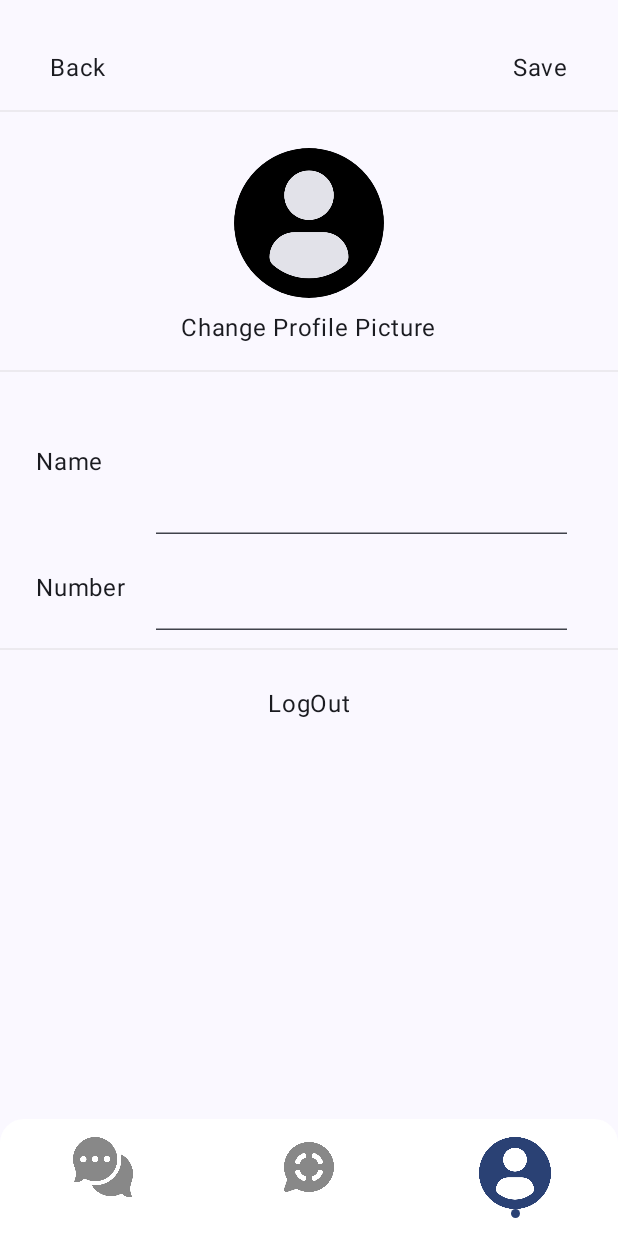
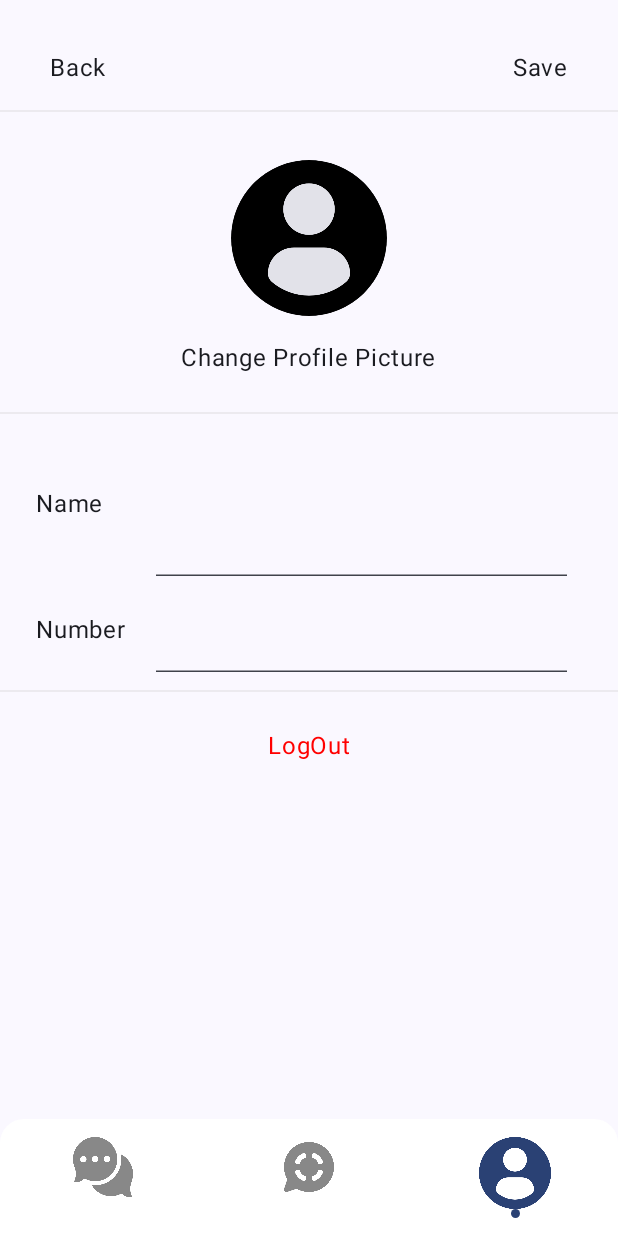
Before and after one commit to JudePramode/Quick-Talk, an Android app built with Jetpack Compose: the ProfileScreen screen opened through its navigation route, on a phone screen of 412 x 824 dp. Run offline under Robolectric (Android 15) with nearby library versions, the phone set to English and light mode, and no system bars; our stand-ins replace Dagger/Hilt's generated code, Firebase (no records; nobody signed in at launch, a user with empty details on screens opened directly).

Commit message:
Chat List Screen

```diff
--- a/app/src/main/java/com/example/quicktalk/QTViewModel.kt
+++ b/app/src/main/java/com/example/quicktalk/QTViewModel.kt
@@ -58,7 +58,7 @@ class QTViewModel @Inject constructor(
                 Filter.equalTo("user2.userId",userData.value?.userId),
             )
         ).addSnapshotListener{
-            value,error->
+                value,error->
             if (error!=null){
                 handleException(error)
 
@@ -191,6 +191,9 @@ class QTViewModel @Inject constructor(
             }
     }
 
+
+
+
     fun handleException(exception: Exception? = null, customMessage: String = "") {
         Log.e("QuickTalkApp", "Quick Talk Exception", exception)
         exception?.printStackTrace()
--- a/app/src/main/java/com/example/quicktalk/Screens/ChatListScreen.kt
+++ b/app/src/main/java/com/example/quicktalk/Screens/ChatListScreen.kt
@@ -1,31 +1,15 @@
 package com.example.quicktalk.Screens
 
-
-import android.icu.text.CaseMap
-import android.icu.text.CaseMap.Title
 import androidx.compose.foundation.layout.Box
-
-import androidx.compose.foundation.layout.Column
-import androidx.compose.foundation.layout.ColumnScopeInstance.weight
-
-import androidx.compose.foundation.layout.fillMaxHeight
 import androidx.compose.foundation.layout.fillMaxSize
 import androidx.compose.foundation.layout.padding
-import androidx.compose.foundation.layout.width
 import androidx.compose.foundation.lazy.LazyColumn
+import androidx.compose.foundation.lazy.items
 import androidx.compose.foundation.shape.CircleShape
 import androidx.compose.foundation.text.KeyboardOptions
 import androidx.compose.material.icons.Icons
 import androidx.compose.material.icons.rounded.Add
-import androidx.compose.material3.AlertDialog
-import androidx.compose.material3.Button
-import androidx.compose.material3.ExperimentalMaterial3Api
-import androidx.compose.material3.FloatingActionButton
-import androidx.compose.material3.Icon
-import androidx.compose.material3.MaterialTheme
-import androidx.compose.material3.OutlinedTextField
-import androidx.compose.material3.Scaffold
-import androidx.compose.material3.Text
+import androidx.compose.material3.*
 import androidx.compose.runtime.Composable
 import androidx.compose.runtime.mutableStateOf
 import androidx.compose.runtime.remember
@@ -35,38 +19,28 @@ import androidx.compose.ui.graphics.Color
 import androidx.compose.ui.text.input.KeyboardType
 import androidx.compose.ui.unit.dp
 import androidx.navigation.NavHostController
-import com.example.quicktalk.CommonImage
-import com.example.quicktalk.CommonProgressBar
-import com.example.quicktalk.CommonRow
-import com.example.quicktalk.DestinationScreen
-import com.example.quicktalk.QTViewModel
-import com.example.quicktalk.TitleText
-import com.example.quicktalk.navigateTo
-import com.google.ai.client.generativeai.type.content
+import com.example.quicktalk.*
 
 @Composable
 fun ChatListScreen(navController: NavHostController, viewModel: QTViewModel) {
-    val inProgress = viewModel.inProgress // Assuming `inProgress` is properly defined in QTViewModel
-    val showDialog = remember { mutableStateOf(false) } // Single showDialog state
+    val inProgress = viewModel.inProgress // Loading state
+    val chats = viewModel.chats // List of chats (State<List<ChatData>>)
+    val userData = viewModel.userData // Current user (State<UserData>)
+    val showDialog = remember { mutableStateOf(false) } // Show dialog state
 
     Scaffold(
-
         floatingActionButton = {
             FAB(
-
                 showDialog = showDialog.value,
                 onFabClick = { showDialog.value = true },
                 onDismiss = { showDialog.value = false },
                 onAddChat = { chatNumber ->
-                    viewModel.onAddChat(chatNumber) // Assuming `onAddChat` is defined in QTViewModel
+                    viewModel.onAddChat(chatNumber) // Add a new chat
                     showDialog.value = false
                 }
             )
         },
-
         bottomBar = {
-
-
             BottomNavigationMenu(
                 selectedItem = BottomNavigationItem.CHATLIST,
                 navController = navController
@@ -74,41 +48,37 @@ fun ChatListScreen(navController: NavHostController, viewModel: QTViewModel) {
         }
     ) { paddingValues ->
         Box(
-
             modifier = Modifier
                 .fillMaxSize()
                 .padding(paddingValues)
-        )
-
-        {
+        ) {
             if (inProgress.value) {
-                CommonProgressBar() // Show a progress bar when loading
+                CommonProgressBar() // Display progress bar while loading
             } else {
-                LazyColumn ( modifier = Modifier.weight(1f)){
-                    items (chats){
-                            chat->
-                        val chatUser=if (chat.user1.userId==userData.userId){
+                LazyColumn(
+                    modifier = Modifier.fillMaxSize()
+                ) {
+                    items(chats.value) { chat -> // Iterate through chat list
+                        val chatUser = if (chat.user1.userId == userData.value?.userId) {
                             chat.user2
-                        }else{
+                        } else {
                             chat.user1
                         }
-                        CommonRow(imageUrl = chatUser.imageUrl, name =chatUser.name) {
-                            chat.chatId?.let{
-                                navigateTo(navController,DestinationScreen.SingleChat.createRoute(id=it))
 
+                        CommonRow(
+                            imageUrl = chatUser.imageUrl,
+                            name = chatUser.name
+                        ) {
+                            val chatId = chat.chatId ?: return@CommonRow // Skip if chatId is null
+                            navigateTo(navController, DestinationScreen.SingleChat.createRoute(chatId))
 
-                            }
                         }
-
                     }
-
                 }
-            }
-
             }
         }
     }
-
+}
 
 @OptIn(ExperimentalMaterial3Api::class)
 @Composable
@@ -120,7 +90,6 @@ fun FAB(
 ) {
     val addChatNumber = remember { mutableStateOf("") }
 
-    // Display the dialog if showDialog is true
     if (showDialog) {
         AlertDialog(
             onDismissRequest = {
@@ -153,6 +122,10 @@ fun FAB(
         shape = CircleShape,
         modifier = Modifier.padding(16.dp)
     ) {
-        Icon(imageVector = Icons.Rounded.Add, contentDescription = "Add Chat", tint = Color.White)
+        Icon(
+            imageVector = Icons.Rounded.Add,
+            contentDescription = "Add Chat",
+            tint = Color.White
+        )
     }
 }
--- a/app/src/main/java/com/example/quicktalk/Screens/ProfileScreen.kt
+++ b/app/src/main/java/com/example/quicktalk/Screens/ProfileScreen.kt
@@ -1,18 +1,15 @@
 package com.example.quicktalk.Screens
 
+import android.util.Log
 import androidx.activity.compose.rememberLauncherForActivityResult
 import androidx.activity.result.contract.ActivityResultContracts
-import androidx.compose.foundation.background
 import androidx.compose.foundation.clickable
 import androidx.compose.foundation.layout.Arrangement
 import androidx.compose.foundation.layout.Box
 import androidx.compose.foundation.layout.Column
-
-import androidx.compose.foundation.layout.IntrinsicSize
 import androidx.compose.foundation.layout.Row
 import androidx.compose.foundation.layout.fillMaxSize
 import androidx.compose.foundation.layout.fillMaxWidth
-import androidx.compose.foundation.layout.height
 import androidx.compose.foundation.layout.padding
 import androidx.compose.foundation.layout.size
 import androidx.compose.foundation.layout.width
@@ -21,6 +18,7 @@ import androidx.compose.foundation.shape.CircleShape
 import androidx.compose.foundation.verticalScroll
 import androidx.compose.material3.Card
 import androidx.compose.material3.ExperimentalMaterial3Api
+import androidx.compose.material3.MaterialTheme
 import androidx.compose.material3.Text
 import androidx.compose.material3.TextField
 import androidx.compose.material3.TextFieldDefaults
@@ -118,7 +116,10 @@ fun ProfileContent(
         Row(
             modifier = Modifier
                 .fillMaxWidth()
-                .padding(top = 25.dp).padding(8.dp).padding(start = 25.dp).padding(end = 25.dp),
+                .padding(top = 25.dp)
+                .padding(8.dp)
+                .padding(start = 25.dp)
+                .padding(end = 25.dp),
             horizontalArrangement = Arrangement.SpaceBetween
         ) {
             Text(text = "Back", Modifier.clickable { onBack.invoke() })
@@ -134,7 +135,9 @@ fun ProfileContent(
                 .padding(4.dp),
             verticalAlignment = Alignment.CenterVertically
         ) {
-            Text(text = "Name", modifier = Modifier.width(100.dp).padding(start = 20.dp))
+            Text(text = "Name", modifier = Modifier
+                .width(100.dp)
+                .padding(start = 20.dp))
             TextField(
                 value = name,
                 onValueChange = onNameChange,
@@ -144,7 +147,10 @@ fun ProfileContent(
                     unfocusedContainerColor = Color.Transparent,
                     disabledContainerColor = Color.Transparent
                 ),
-                modifier = Modifier.fillMaxWidth().padding(end = 30.dp).padding(top = 40.dp)
+                modifier = Modifier
+                    .fillMaxWidth()
+                    .padding(end = 30.dp)
+                    .padding(top = 40.dp)
             )
         }
 
@@ -154,7 +160,9 @@ fun ProfileContent(
                 .padding(4.dp),
             verticalAlignment = Alignment.CenterVertically
         ) {
-            Text(text = "Number", modifier = Modifier.width(100.dp).padding(start = 20.dp))
+            Text(text = "Number", modifier = Modifier
+                .width(100.dp)
+                .padding(start = 20.dp))
             TextField(
                 value = number,
                 onValueChange = onNumberChange,
@@ -164,7 +172,9 @@ fun ProfileContent(
                     unfocusedContainerColor = Color.Transparent,
                     disabledContainerColor = Color.Transparent,
                 ),
-                modifier = Modifier.fillMaxWidth().padding(end = 30.dp)
+                modifier = Modifier
+                    .fillMaxWidth()
+                    .padding(end = 30.dp)
             )
         }
 
@@ -177,7 +187,8 @@ fun ProfileContent(
         ) {
             Text(
                 text = "LogOut",
-                modifier = Modifier.clickable { onLogout.invoke() }
+                modifier = Modifier.clickable { onLogout.invoke() } , Color.Red
+
             )
         }
     }
@@ -191,26 +202,36 @@ fun ProfileImage(imageUrl: String?, viewModel: QTViewModel) {
         uri?.let { viewModel.uploadProfileImage(it) }
     }
 
-    Box {
+    Box(
+        contentAlignment = Alignment.Center,
+        modifier = Modifier
+            .fillMaxWidth()
+            .padding(16.dp)
+    ) {
         Column(
-            modifier = Modifier
-                .padding(8.dp)
-                .fillMaxWidth()
-                .clickable { launcher.launch("image/*") },
-            horizontalAlignment = Alignment.CenterHorizontally
+            horizontalAlignment = Alignment.CenterHorizontally,
+            modifier = Modifier.clickable { launcher.launch("image/*") }
         ) {
             Card(
                 shape = CircleShape,
                 modifier = Modifier
-                    .padding(8.dp)
-                    .size(100.dp)
+                    .size(120.dp)
+                    .padding(8.dp),
+
             ) {
-                CommonImage(data = imageUrl)
+                CommonImage(
+                    data = imageUrl,
+                    modifier = Modifier.fillMaxSize()
+                )
             }
-            Text(text = "Change Profile Picture")
+            Text(
+                text = "Change Profile Picture",
 
+                modifier = Modifier.padding(top = 8.dp)
+            )
         }
 
+        // Show progress indicator while uploading
         if (viewModel.inProgress.value) {
             CommonProgressBar()
         }
--- a/app/src/main/java/com/example/quicktalk/Screens/SingleChatScreen.kt
+++ b/app/src/main/java/com/example/quicktalk/Screens/SingleChatScreen.kt
@@ -1,7 +1,11 @@
 package com.example.quicktalk.Screens
 
+import androidx.compose.material3.Text
 import androidx.compose.runtime.Composable
+import androidx.lifecycle.ViewModel
+import androidx.navigation.NavController
 
 @Composable
-fun SingleChatScreen() {
+fun SingleChatScreen(navController: NavController,viewModel: ViewModel, chatId:String) {
+    Text(text = chatId)
 }
--- a/app/src/main/java/com/example/quicktalk/Util.kt
+++ b/app/src/main/java/com/example/quicktalk/Util.kt
@@ -69,16 +69,20 @@ fun CommonImage(data: String?, modifier: Modifier = Modifier.size(100.dp)) {
         Image(
             painter = rememberAsyncImagePainter(model = data),
             contentDescription = null,
+            contentScale = ContentScale.Crop, // Ensures the image fills the circle
             modifier = modifier
+
         )
     } else {
         Image(
-            painter = painterResource(id = R.drawable.profile), // Replace with a placeholder drawable
+            painter = painterResource(id = R.drawable.profile), // Placeholder
             contentDescription = "Placeholder Image",
+            contentScale = ContentScale.Crop, // Ensures the placeholder fills the circle
             modifier = modifier
         )
     }
 }
+
 
 
 
```
Also changed, not shown: app/src/main/java/com/example/quicktalk/MainActivity.kt (+13 -1 lines).
